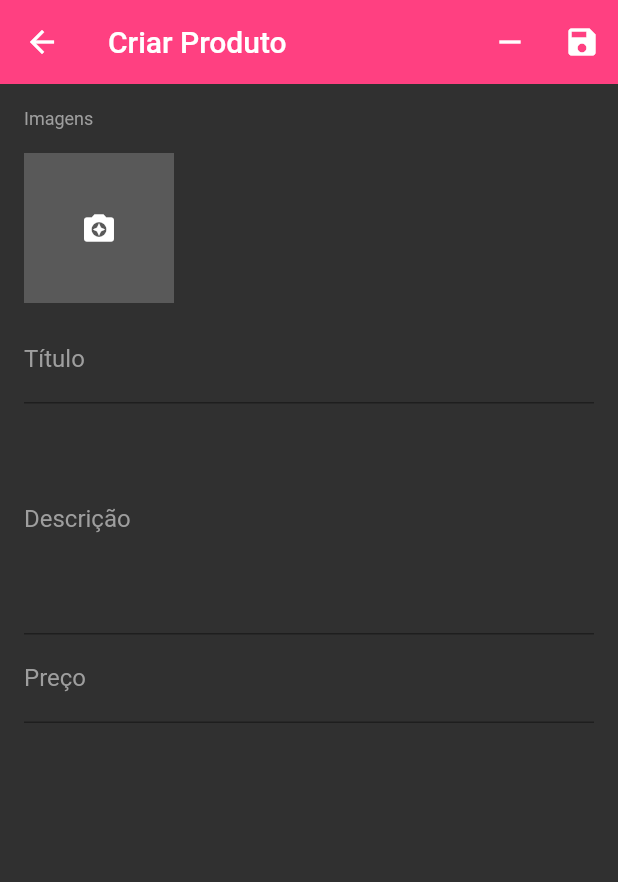
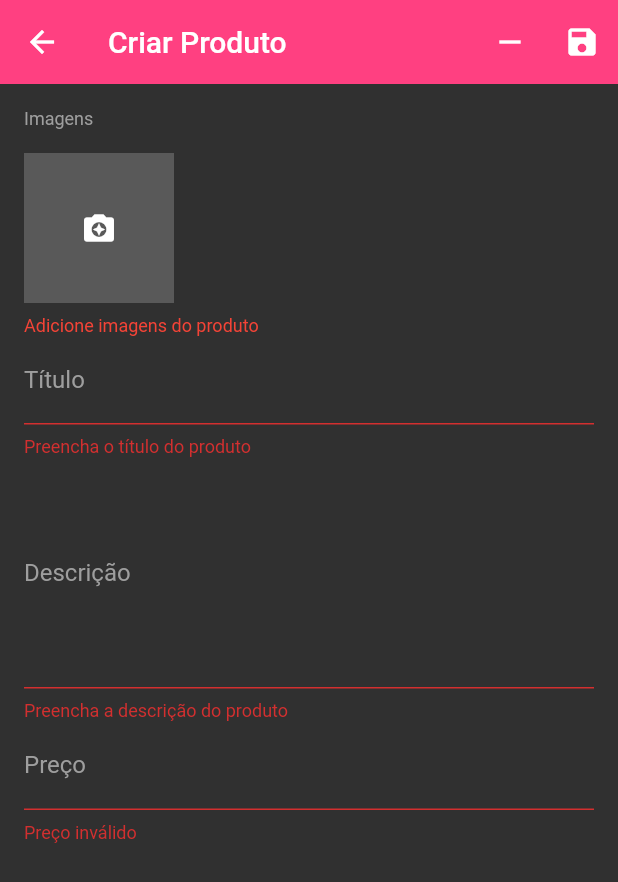
Before and after one commit to viniciusdds/Gerencia-Loja, a Flutter app: the ProductScreen screen opened directly, after a tap on the "save" icon, on a phone screen of 412 x 824 dp. Shown: the top 882 px of the screen. Run offline on Flutter 3.47's test engine with Material 2 defaults, Android fonts, the phone set to English and light mode, and no system bars; our stand-ins replace cloud_firestore, firebase_auth, flutter_speed_dial, image_cropper, image_picker, rxdart and 1 more; missing offline and left inert: bloc_pattern; accounts and stored records are empty.

Commit message:
quarta commit

```diff
--- a/lib/blocs/product_bloc.dart
+++ b/lib/blocs/product_bloc.dart
@@ -5,8 +5,10 @@ import 'package:rxdart/rxdart.dart';
 class ProductBloc extends BlocBase {
 
   final _dataController = BehaviorSubject<Map>();
+  final _loadingController = BehaviorSubject<bool>();
 
   Stream<Map> get outData => _dataController.stream;
+  Stream<bool> get outLoading => _loadingController.stream;
 
   String categoryId;
   DocumentSnapshot product;
@@ -27,8 +29,35 @@ class ProductBloc extends BlocBase {
     _dataController.add(unsavedData);
   }
 
+  void saveTitle(String title){
+    unsavedData["title"] = title;
+  }
+
+  void saveDescription(String description){
+    unsavedData["description"] = description;
+  }
+
+  void savePrice(String price){
+    unsavedData["price"] = double.parse(price);
+  }
+
+  void saveImages(List images){
+    unsavedData["images"] = images;
+  }
+
+  Future<bool> saveProduct() async {
+    _loadingController.add(true);
+
+    await Future.delayed(Duration(seconds: 3));
+
+    _loadingController.add(false);
+
+    return true;
+  }
+
   @override
   void dispose() {
     _dataController.close();
+    _loadingController.close();
   }
 }
--- a/lib/screens/product_screen.dart
+++ b/lib/screens/product_screen.dart
@@ -1,6 +1,7 @@
 import 'package:cloud_firestore/cloud_firestore.dart';
 import 'package:flutter/material.dart';
 import 'package:gerente_loja/blocs/product_bloc.dart';
+import 'package:gerente_loja/validators/product_validator.dart';
 import 'package:gerente_loja/widgets/images_widget.dart';
 
 class ProductScreen extends StatefulWidget {
@@ -14,11 +15,12 @@ class ProductScreen extends StatefulWidget {
   _ProductScreenState createState() => _ProductScreenState(categoryId, product);
 }
 
-class _ProductScreenState extends State<ProductScreen> {
+class _ProductScreenState extends State<ProductScreen> with ProductValidator {
 
   final ProductBloc _productBloc;
 
   final _formKey = GlobalKey<FormState>();
+  final _scaffoldKey = GlobalKey<ScaffoldState>();
 
   _ProductScreenState(String categoryId, DocumentSnapshot product) : _productBloc = ProductBloc(
   categoryId: categoryId,
@@ -41,6 +43,7 @@ class _ProductScreenState extends State<ProductScreen> {
     );
 
     return Scaffold(
+      key: _scaffoldKey,
       backgroundColor: Colors.grey[850],
       appBar: AppBar(
         elevation: 0,
@@ -50,13 +53,21 @@ class _ProductScreenState extends State<ProductScreen> {
               icon: Icon(Icons.remove),
               onPressed: (){}
           ),
-          IconButton(
+          StreamBuilder<bool>(
+            stream: _productBloc.outLoading,
+            initialData: false,
+            builder: (context, snapshot) {
+              return IconButton(
                   icon: Icon(Icons.save),
-              onPressed: (){}
+                  onPressed: snapshot.data ? null : saveProduct,
+              );
+            }
           ),
         ],
       ),
-      body: Form(
+      body: Stack(
+        children: <Widget>[
+          Form(
             key: _formKey,
             child: StreamBuilder<Map>(
               stream: _productBloc.outData,
@@ -77,37 +88,74 @@ class _ProductScreenState extends State<ProductScreen> {
                     ImagesWidget(
                       context: context,
                       initialValue: snapshot.data["images"],
-                  onSaved: (l){},
-                  validator: (l){},
+                      onSaved: _productBloc.saveImages,
+                      validator: validateImages,
                     ),
                     TextFormField(
                       initialValue: snapshot.data["title"],
                       style: _fieldStyle,
                       decoration: _buildDecoration("Título"),
-                  onSaved: (t){},
-                  validator: (t){},
+                      onSaved: _productBloc.saveTitle,
+                      validator: validateTitle,
                     ),
                     TextFormField(
                       initialValue: snapshot.data["description"],
                       style: _fieldStyle,
                       maxLines: 6,
                       decoration: _buildDecoration("Descrição"),
-                  onSaved: (t){},
-                  validator: (t){},
+                      onSaved: _productBloc.saveDescription,
+                      validator: validateDescription,
                     ),
                     TextFormField(
                       initialValue: snapshot.data["price"]?.toStringAsFixed(2),
                       style: _fieldStyle,
                       decoration: _buildDecoration("Preço"),
                       keyboardType: TextInputType.numberWithOptions(decimal: true),
-                  onSaved: (t){},
-                  validator: (t){},
+                      onSaved: _productBloc.savePrice,
+                      validator: validatePrice,
                     ),
                   ],
                 );
               }
             ),
           ),
+          StreamBuilder<bool>(
+              stream: _productBloc.outLoading,
+              initialData: false,
+              builder: (context, snapshot) {
+                return IgnorePointer(
+                  ignoring: !snapshot.data,
+                  child: Container(
+                    color: snapshot.data ? Colors.black54 : Colors.transparent,
+                  ),
+                );
+              }
+          ),
+        ],
+      ),
+    );
+  }
+
+  void saveProduct() async {
+    if(_formKey.currentState.validate()){
+      _formKey.currentState.save();
+
+      _scaffoldKey.currentState.showSnackBar(
+        SnackBar(content: Text("Salvando produto...", style: TextStyle(color: Colors.white),),
+          duration: Duration(minutes: 1),
+          backgroundColor: Colors.pinkAccent,
+        )
+      );
+
+      bool success = await _productBloc.saveProduct();
+
+      _scaffoldKey.currentState.removeCurrentSnackBar();
+
+      _scaffoldKey.currentState.showSnackBar(
+          SnackBar(content: Text(success ? "Produto Salvo!" : "Erro ao salvar produto!", style: TextStyle(color: Colors.white),),
+            backgroundColor: Colors.pinkAccent,
+          )
       );
     }
   }
+}
--- /dev/null
+++ b/lib/validators/product_validator.dart
@@ -0,0 +1,41 @@
+class ProductValidator{
+
+  String validateImages(List images){
+    if(images.isEmpty){
+      return "Adicione imagens do produto";
+    }else{
+      return null;
+    }
+  }
+
+  String validateTitle(String text) {
+    if (text.isEmpty) {
+      return "Preencha o título do produto";
+    } else {
+      return null;
+    }
+  }
+
+  String validateDescription(String text){
+    if(text.isEmpty){
+      return "Preencha a descrição do produto";
+    }else{
+      return null;
+    }
+  }
+
+  String validatePrice(String text){
+    double price = double.tryParse(text);
+
+    if(price != null){
+      if(!text.contains(".") || text.split(".")[1].length != 2){
+        return "Utilize 2 casas decimais";
+      }
+    }else{
+      return "Preço inválido";
+    }
+
+    return null;
+  }
+
+}
--- a/lib/widgets/images_widget.dart
+++ b/lib/widgets/images_widget.dart
@@ -16,6 +16,7 @@ class ImagesWidget extends FormField<List>{
     autovalidate: autoValidate,
     builder: (state){
       return Column(
+        crossAxisAlignment: CrossAxisAlignment.start,
         children: <Widget>[
           Container(
             height: 124,
```
Lines whose indentation alone changed are shown as unchanged.
